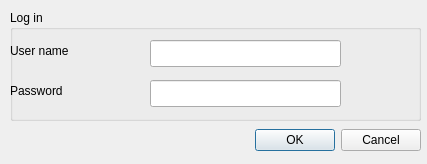
The window that beoordelingstool_login_dialog.ui (nens/Beoordelingstool) describes before a commit, drawn with Qt 5.
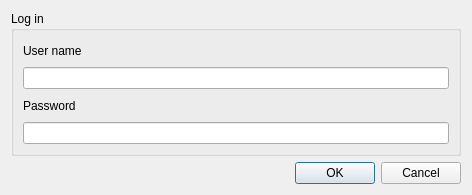
The same window after the commit.

Commit message: Fixed the widgets resising properly by setting a layout for al widgets.

What changed in the file:
```diff
--- a/beoordelingstool_login_dialog.ui
+++ b/beoordelingstool_login_dialog.ui
@@ -6,75 +6,38 @@
    <rect>
     <x>0</x>
     <y>0</y>
-    <width>427</width>
-    <height>164</height>
+    <width>472</width>
+    <height>195</height>
    </rect>
   </property>
+  <property name="sizePolicy">
+   <sizepolicy hsizetype="Maximum" vsizetype="Maximum">
+    <horstretch>0</horstretch>
+    <verstretch>0</verstretch>
+   </sizepolicy>
+  </property>
   <property name="focusPolicy">
    <enum>Qt::NoFocus</enum>
   </property>
   <property name="windowTitle">
    <string>Log in</string>
   </property>
-  <widget class="QDialogButtonBox" name="buttonBox">
-   <property name="geometry">
-    <rect>
-     <x>10</x>
-     <y>120</y>
-     <width>411</width>
-     <height>41</height>
-    </rect>
-   </property>
-   <property name="layoutDirection">
-    <enum>Qt::LeftToRight</enum>
-   </property>
-   <property name="autoFillBackground">
-    <bool>false</bool>
-   </property>
-   <property name="orientation">
-    <enum>Qt::Horizontal</enum>
-   </property>
-   <property name="standardButtons">
-    <set>QDialogButtonBox::Cancel|QDialogButtonBox::Ok</set>
-   </property>
-   <property name="centerButtons">
-    <bool>false</bool>
-   </property>
-  </widget>
+  <layout class="QVBoxLayout" name="verticalLayout">
+   <item>
   <widget class="QGroupBox" name="groupbox_log_in">
-   <property name="geometry">
-    <rect>
-     <x>10</x>
-     <y>10</y>
-     <width>411</width>
-     <height>111</height>
-    </rect>
-   </property>
    <property name="title">
     <string>Log in</string>
    </property>
+     <layout class="QVBoxLayout" name="verticalLayout_2">
+      <item>
    <widget class="QLabel" name="label_username">
-    <property name="geometry">
-     <rect>
-      <x>0</x>
-      <y>30</y>
-      <width>141</width>
-      <height>21</height>
-     </rect>
-    </property>
     <property name="text">
      <string>User name</string>
     </property>
    </widget>
+      </item>
+      <item>
    <widget class="QLineEdit" name="lineedit_username">
-    <property name="geometry">
-     <rect>
-      <x>140</x>
-      <y>30</y>
-      <width>191</width>
-      <height>27</height>
-     </rect>
-    </property>
     <property name="focusPolicy">
      <enum>Qt::StrongFocus</enum>
     </property>
@@ -88,28 +51,16 @@
      <string/>
     </property>
    </widget>
+      </item>
+      <item>
    <widget class="QLabel" name="label_password">
-    <property name="geometry">
-     <rect>
-      <x>0</x>
-      <y>70</y>
-      <width>141</width>
-      <height>21</height>
-     </rect>
-    </property>
     <property name="text">
      <string>Password</string>
     </property>
    </widget>
+      </item>
+      <item>
    <widget class="QLineEdit" name="lineedit_password">
-    <property name="geometry">
-     <rect>
-      <x>140</x>
-      <y>70</y>
-      <width>191</width>
-      <height>27</height>
-     </rect>
-    </property>
     <property name="focusPolicy">
      <enum>Qt::StrongFocus</enum>
     </property>
@@ -126,7 +77,30 @@
      <string/>
     </property>
    </widget>
-  </widget>
+      </item>
+     </layout>
+    </widget>
+   </item>
+   <item>
+    <widget class="QDialogButtonBox" name="buttonBox">
+     <property name="layoutDirection">
+      <enum>Qt::LeftToRight</enum>
+     </property>
+     <property name="autoFillBackground">
+      <bool>false</bool>
+     </property>
+     <property name="orientation">
+      <enum>Qt::Horizontal</enum>
+     </property>
+     <property name="standardButtons">
+      <set>QDialogButtonBox::Cancel|QDialogButtonBox::Ok</set>
+     </property>
+     <property name="centerButtons">
+      <bool>false</bool>
+     </property>
+    </widget>
+   </item>
+  </layout>
  </widget>
  <resources/>
  <connections>
```
Lines whose indentation alone changed are shown as unchanged. The commit also changes 2 other files.
